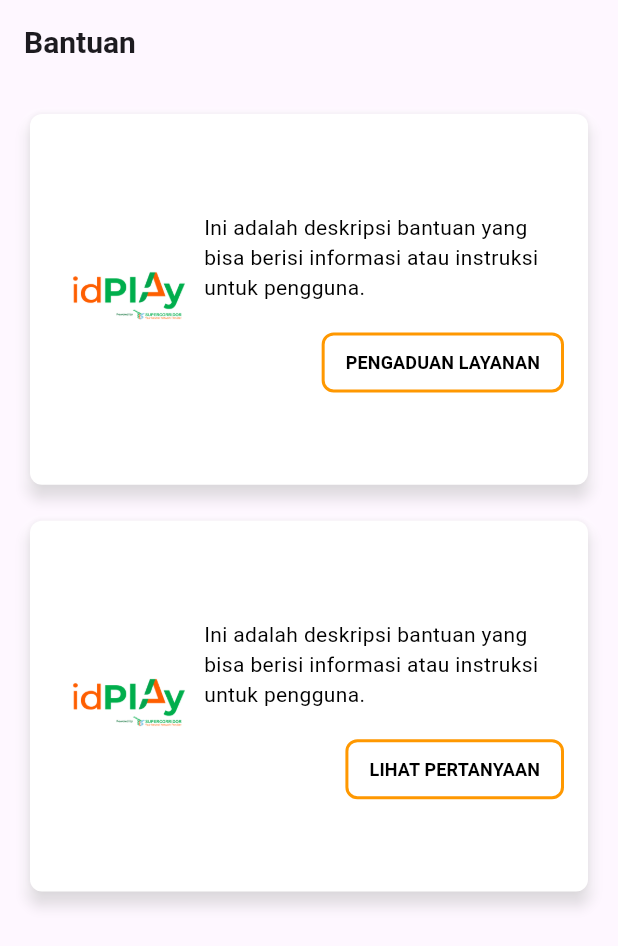
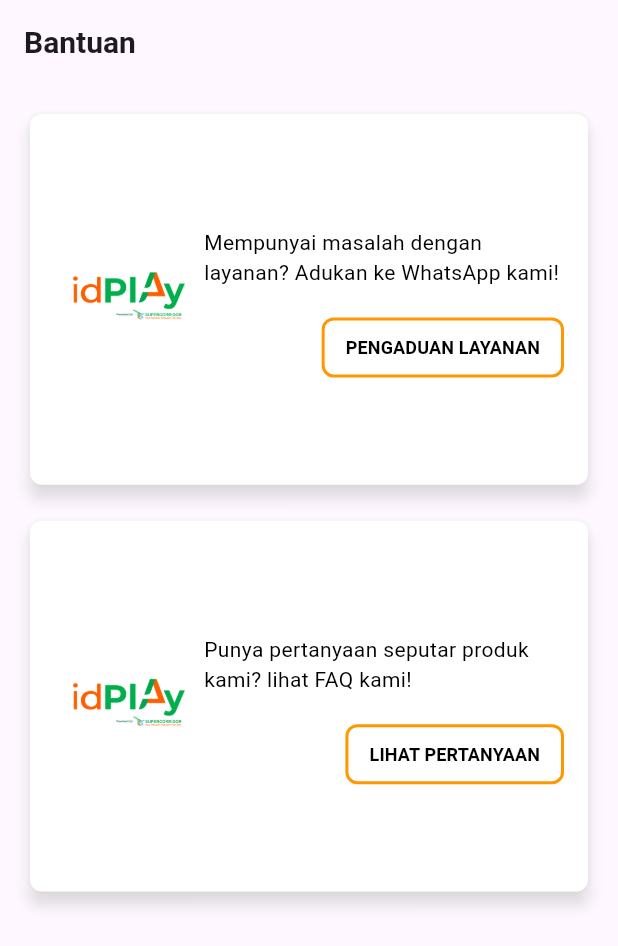
Before and after one commit to adityaandikasetiawan/idmall_customer, a Flutter app: the Bantuan screen opened directly, on a phone screen of 412 x 824 dp. Shown: the top 946 px of the screen. Run offline on Flutter 3.47's test engine with Material 3 defaults, Android fonts, the phone set to English and light mode, and no system bars; our stand-ins replace animated_bottom_navigation_bar, awesome_notifications, carousel_slider, cloud_firestore, dio, dots_indicator and 16 more; missing offline and left inert: flutter_map_cancellable_tile_provider, flutter_stripe, flutter_treeview, syncfusion_flutter_pdfviewer, syncfusion_flutter_signaturepad; accounts and stored records are empty.

```diff
--- a/lib/pages/bantuan/bantuan.dart
+++ b/lib/pages/bantuan/bantuan.dart
@@ -31,6 +31,7 @@ class Bantuan extends StatelessWidget {
               screenHeight,
               'PENGADUAN LAYANAN',
               'images/splash.png',
+              'Mempunyai masalah dengan layanan? Adukan ke WhatsApp kami!',
               _launchWhatsApp,
             ),
             const SizedBox(height: 16), // Spasi antara kedua Card
@@ -38,6 +39,7 @@ class Bantuan extends StatelessWidget {
               screenHeight,
               'LIHAT PERTANYAAN',
               'images/splash.png',
+              'Punya pertanyaan seputar produk kami? lihat FAQ kami!',
               () {
                 Navigator.push(
                   context,
@@ -76,6 +78,7 @@ class Bantuan extends StatelessWidget {
     double screenHeight,
     String buttonText,
     String imagePath,
+    String textDescription,
     VoidCallback onPressed,
   ) {
     return Card(
@@ -125,8 +128,8 @@ class Bantuan extends StatelessWidget {
                 mainAxisAlignment: MainAxisAlignment.center,
                 children: [
                   const SizedBox(height: 8),
-                  const Text(
-                    'Ini adalah deskripsi bantuan yang bisa berisi informasi atau instruksi untuk pengguna.',
+                  Text(
+                    "${textDescription}",
                     style: TextStyle(fontSize: 14, color: Colors.black),
                   ),
                   const SizedBox(height: 16),
@@ -144,8 +147,7 @@ class Bantuan extends StatelessWidget {
                         backgroundColor: Colors.transparent,
                         side: const BorderSide(color: Colors.orange, width: 2),
                       ),
-                      child: Expanded(
-                        child: Text(
+                      child: Text(
                           buttonText,
                           style: const TextStyle(
                             fontSize: 12,
@@ -153,7 +155,6 @@ class Bantuan extends StatelessWidget {
                             color: Colors.black,
                           ),
                         ),
-                      ),
                     ),
                   ),
                 ],
```
